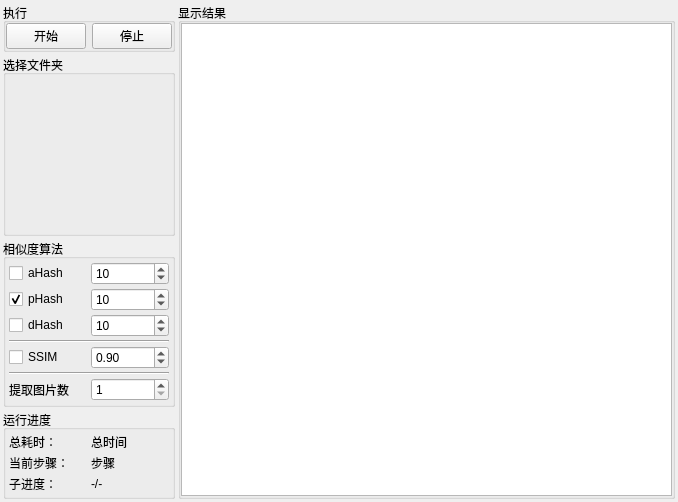
This is ui/ui_main.ui in PPJUST/ComicDup as Qt 5 draws it before an edit. The edited form follows.
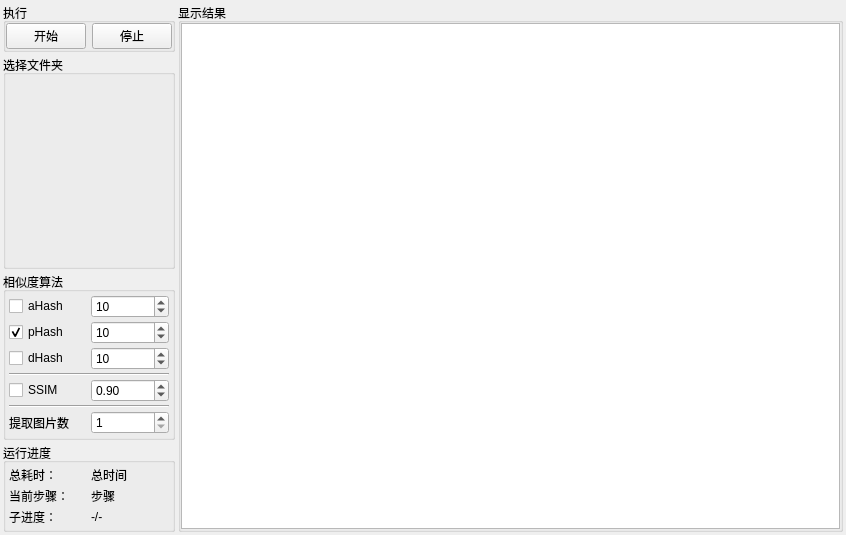
This is the edited form.

```diff
--- a/ui/ui_main.ui
+++ b/ui/ui_main.ui
@@ -6,8 +6,8 @@
    <rect>
     <x>0</x>
     <y>0</y>
-    <width>678</width>
-    <height>502</height>
+    <width>846</width>
+    <height>535</height>
    </rect>
   </property>
   <property name="windowTitle">
```
Left out of the diff: 17 changed lines with no effect on the pictures.
